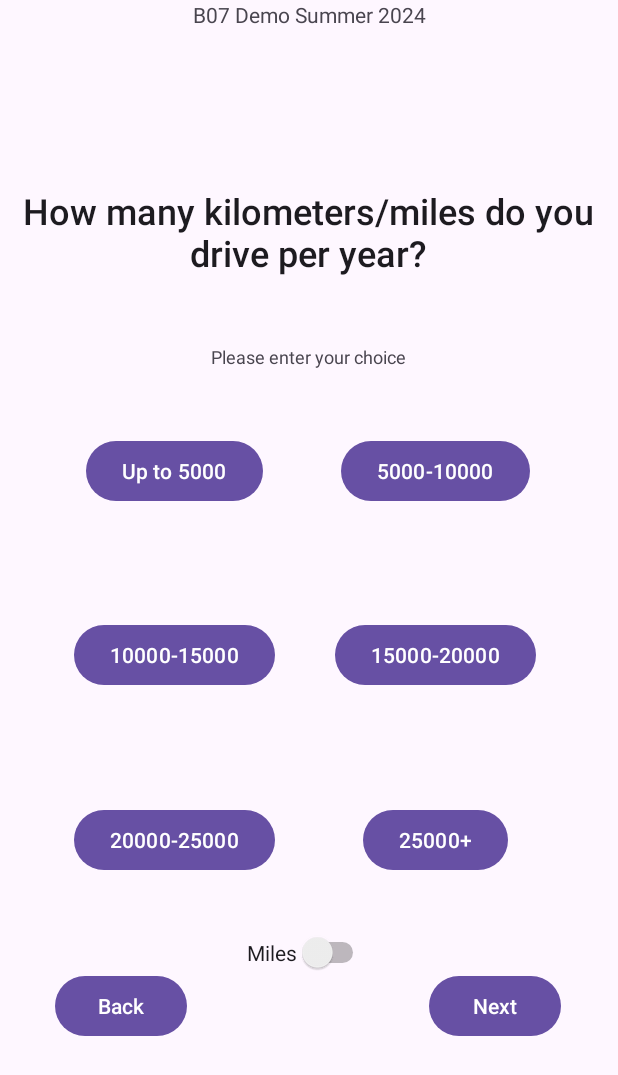
After one commit to jjkader/B07Project, an Android app: the fragment ACQ3Fragment placed in its activity, on a phone screen of 412 x 824 dp. The commit adds this screen. Shown: the top 1075 px of the screen. Run offline under Robolectric (Android 15) with nearby library versions, the phone set to English and light mode, and no system bars; our stand-ins replace Firebase (no records; nobody signed in at launch, a user with empty details on screens opened directly).

Commit message:
feat: Added Question 3, added LoadFragment superclass

```diff
--- /dev/null
+++ b/app/src/main/java/com/example/b07demosummer2024/AnnualCarbon/ACQ3Fragment.java
@@ -0,0 +1,160 @@
+package com.example.b07demosummer2024.AnnualCarbon;
+
+import android.os.Bundle;
+
+import androidx.annotation.NonNull;
+import androidx.annotation.Nullable;
+import androidx.fragment.app.Fragment;
+
+import android.view.LayoutInflater;
+import android.view.View;
+import android.view.ViewGroup;
+import android.widget.Button;
+import android.widget.CompoundButton;
+import android.widget.TextView;
+import android.widget.Switch;
+
+import com.example.b07demosummer2024.R;
+
+public class ACQ3Fragment extends LoadFragment {
+
+
+    public ACQ3Fragment() {
+        // Required empty public constructor
+    }
+
+    @Override
+    public View onCreateView(@NonNull LayoutInflater inflater, @Nullable ViewGroup container, @Nullable Bundle savedInstanceState) {
+        View view = inflater.inflate(R.layout.fragment_a_c_q3, container, false);
+
+        Switch miles =  view.findViewById(R.id.Q3Miles);
+        TextView textview = view.findViewById(R.id.Q3Response);
+        Button Op1 = view.findViewById(R.id.Q35000);
+        Button Op2 = view.findViewById(R.id.Q310000);
+        Button Op3 = view.findViewById(R.id.Q315000);
+        Button Op4 = view.findViewById(R.id.Q320000);
+        Button Op5 = view.findViewById(R.id.Q325000);
+        Button Op6 = view.findViewById(R.id.Q335000);
+        Button back = view.findViewById(R.id.Q3Back);
+
+        set(textview, AnnualCarbonInformation.PersonalVehicleUse, AnnualCarbonInformation.PVU, 2);
+        if (AnnualCarbonInformation.PersonalVehicleUse[2] != 0){
+            String kmm = " kilometers/miles";
+            textview.append(kmm);
+        }
+
+
+        miles.setOnCheckedChangeListener(new CompoundButton.OnCheckedChangeListener() {
+            @Override
+            public void onCheckedChanged(CompoundButton buttonView, boolean isChecked) {
+                if (isChecked == true){
+                    String text1 = "Up to 3000";
+                    String text2 = "3000-6000";
+                    String text3 = "6000-9000";
+                    String text4 = "9000-12000";
+                    String text5 = "12000-15000";
+                    String text6 = "15000+";
+                    Op1.setText(text1);
+                    Op2.setText(text2);
+                    Op3.setText(text3);
+                    Op4.setText(text4);
+                    Op5.setText(text5);
+                    Op6.setText(text6);
+                }
+                else{
+                    String text1 = "Up to 5000";
+                    String text2 = "5000-10000";
+                    String text3 = "10000-15000";
+                    String text4 = "15000-20000";
+                    String text5 = "20000-25000";
+                    String text6 = "25000+";
+                    Op1.setText(text1);
+                    Op2.setText(text2);
+                    Op3.setText(text3);
+                    Op4.setText(text4);
+                    Op5.setText(text5);
+                    Op6.setText(text6);
+                }
+            }
+        });
+
+        Op1.setOnClickListener(new View.OnClickListener(){
+            @Override
+            public void onClick(View V){
+                AnnualCarbonInformation.PersonalVehicleUse[2] = 1;
+                AnnualCarbonInformation.PVU[2] = "Up to 5000/3000";
+                set(textview, AnnualCarbonInformation.PersonalVehicleUse, AnnualCarbonInformation.PVU, 2);
+                String kmm = " kilometers/miles";
+                textview.append(kmm);
+            }
+        });
+
+        Op2.setOnClickListener(new View.OnClickListener(){
+            @Override
+            public void onClick(View V){
+                AnnualCarbonInformation.PersonalVehicleUse[2] = 2;
+                AnnualCarbonInformation.PVU[2] = "5000-10000/3000-6000";
+                set(textview, AnnualCarbonInformation.PersonalVehicleUse, AnnualCarbonInformation.PVU, 2);
+                String kmm = " kilometers/miles";
+                textview.append(kmm);
+            }
+        });
+
+        Op3.setOnClickListener(new View.OnClickListener(){
+            @Override
+            public void onClick(View V){
+                AnnualCarbonInformation.PersonalVehicleUse[2] = 3;
+                AnnualCarbonInformation.PVU[2] = "10000-15000/6000-9000";
+                set(textview, AnnualCarbonInformation.PersonalVehicleUse, AnnualCarbonInformation.PVU, 2);
+                String kmm = " kilometers/miles";
+                textview.append(kmm);
+            }
+        });
+
+        Op4.setOnClickListener(new View.OnClickListener(){
+            @Override
+            public void onClick(View V){
+                AnnualCarbonInformation.PersonalVehicleUse[2] = 1;
+                AnnualCarbonInformation.PVU[2] = "15000-20000/9000-12000";
+                set(textview, AnnualCarbonInformation.PersonalVehicleUse, AnnualCarbonInformation.PVU, 2);
+                String kmm = " kilometers/miles";
+                textview.append(kmm);
+            }
+        });
+
+        Op5.setOnClickListener(new View.OnClickListener(){
+            @Override
+            public void onClick(View V){
+                AnnualCarbonInformation.PersonalVehicleUse[2] = 1;
+                AnnualCarbonInformation.PVU[2] = "20000-25000/12000-15000";
+                set(textview, AnnualCarbonInformation.PersonalVehicleUse, AnnualCarbonInformation.PVU, 2);
+                String kmm = " kilometers/miles";
+                textview.append(kmm);
+            }
+        });
+
+        Op6.setOnClickListener(new View.OnClickListener(){
+            @Override
+            public void onClick(View V){
+                AnnualCarbonInformation.PersonalVehicleUse[2] = 1;
+                AnnualCarbonInformation.PVU[2] = "25000+/15000+";
+                set(textview, AnnualCarbonInformation.PersonalVehicleUse, AnnualCarbonInformation.PVU, 2);
+                String kmm = " kilometers/miles";
+                textview.append(kmm);
+            }
+        });
+
+        back.setOnClickListener(new View.OnClickListener() {
+            @Override
+            public void onClick(View v) {
+                loadFragment(new ACQ2Fragment());
+            }
+
+        });
+
+
+        return view;
+    }
+
+
+}
--- /dev/null
+++ b/app/src/main/java/com/example/b07demosummer2024/AnnualCarbon/LoadFragment.java
@@ -0,0 +1,34 @@
+package com.example.b07demosummer2024.AnnualCarbon;
+import android.os.Bundle;
+
+import androidx.annotation.NonNull;
+import androidx.annotation.Nullable;
+import androidx.fragment.app.Fragment;
+import androidx.fragment.app.FragmentTransaction;
+
+import android.view.LayoutInflater;
+import android.view.View;
+import android.view.ViewGroup;
+import android.widget.Button;
+import android.widget.TextView;
+import com.example.b07demosummer2024.R;
+
+public class LoadFragment extends Fragment{
+    public void loadFragment(Fragment fragment) {
+        FragmentTransaction transaction = getParentFragmentManager().beginTransaction();
+        transaction.replace(R.id.fragment_container, fragment);
+        transaction.addToBackStack(null);
+        transaction.commit();
+    }
+
+    public void set(TextView View, int[] arr, String[] response, int index){
+        String text;
+        if (arr[index] == 0){
+            text = "Please enter your choice";
+        }
+        else{
+            text = "You have selected: " + response[index];
+        }
+        View.setText(text);
+    }
+}
--- a/app/src/main/res/layout/fragment_a_c_q2.xml
+++ b/app/src/main/res/layout/fragment_a_c_q2.xml
@@ -12,6 +12,7 @@
         android:id="@+id/Question2"
         android:layout_width="wrap_content"
         android:layout_height="wrap_content"
+        android:gravity="center"
         android:text="What type of car do you drive?"
         android:textAppearance="@style/TextAppearance.AppCompat.Body2"
         android:textSize="24sp"
@@ -72,7 +73,7 @@
         app:layout_constraintEnd_toEndOf="@+id/Q2Electric"
         app:layout_constraintStart_toStartOf="@+id/Q2Hybrid"
         app:layout_constraintTop_toBottomOf="@+id/Q2Electric"
-        app:layout_constraintVertical_bias="0.25" />
+        app:layout_constraintVertical_bias="0.20" />
 
     <Button
         android:id="@+id/Q2Next"
--- /dev/null
+++ b/app/src/main/res/layout/fragment_a_c_q3.xml
@@ -0,0 +1,131 @@
+<?xml version="1.0" encoding="utf-8"?>
+<androidx.constraintlayout.widget.ConstraintLayout xmlns:android="http://schemas.android.com/apk/res/android"
+    xmlns:app="http://schemas.android.com/apk/res-auto"
+    xmlns:tools="http://schemas.android.com/tools"
+    android:id="@+id/frameLayout"
+    android:layout_width="match_parent"
+    android:layout_height="match_parent"
+    tools:context=".AnnualCarbon.ACQ3Fragment" >
+
+    <TextView
+        android:id="@+id/Question3"
+        android:layout_width="wrap_content"
+        android:layout_height="wrap_content"
+        android:gravity="center"
+        android:text="How many kilometers/miles do you drive per year?"
+        android:textAppearance="@style/TextAppearance.AppCompat.Body2"
+        android:textSize="24sp"
+        app:layout_constraintBottom_toBottomOf="parent"
+        app:layout_constraintEnd_toEndOf="parent"
+        app:layout_constraintStart_toStartOf="parent"
+        app:layout_constraintTop_toTopOf="parent"
+        app:layout_constraintVertical_bias="0.1" />
+
+    <Button
+        android:id="@+id/Q35000"
+        android:layout_width="wrap_content"
+        android:layout_height="wrap_content"
+        android:text="Up to 5000"
+        app:layout_constraintBottom_toBottomOf="parent"
+        app:layout_constraintEnd_toStartOf="@+id/Q310000"
+        app:layout_constraintStart_toStartOf="parent"
+        app:layout_constraintTop_toBottomOf="@+id/Question3"
+        app:layout_constraintVertical_bias="0.2" />
+
+    <Button
+        android:id="@+id/Q310000"
+        android:layout_width="wrap_content"
+        android:layout_height="wrap_content"
+        android:text="5000-10000"
+        app:layout_constraintBottom_toBottomOf="@+id/Q35000"
+        app:layout_constraintEnd_toEndOf="parent"
+        app:layout_constraintStart_toEndOf="@+id/Q35000"
+        app:layout_constraintTop_toTopOf="@+id/Q35000" />
+
+    <Button
+        android:id="@+id/Q315000"
+        android:layout_width="wrap_content"
+        android:layout_height="wrap_content"
+        android:text="10000-15000"
+        app:layout_constraintBottom_toBottomOf="parent"
+        app:layout_constraintEnd_toEndOf="@+id/Q35000"
+        app:layout_constraintStart_toStartOf="@+id/Q35000"
+        app:layout_constraintTop_toBottomOf="@+id/Q35000"
+        app:layout_constraintVertical_bias="0.20" />
+
+    <Button
+        android:id="@+id/Q320000"
+        android:layout_width="wrap_content"
+        android:layout_height="wrap_content"
+        android:text="15000-20000"
+        app:layout_constraintBottom_toBottomOf="@id/Q315000"
+        app:layout_constraintEnd_toEndOf="@+id/Q310000"
+        app:layout_constraintStart_toStartOf="@+id/Q310000"
+        app:layout_constraintTop_toTopOf="@id/Q315000" />
+
+    <Switch
+        android:id="@+id/Q3Miles"
+        android:layout_width="wrap_content"
+        android:layout_height="wrap_content"
+        android:text="Miles"
+        app:layout_constraintBottom_toBottomOf="parent"
+        app:layout_constraintEnd_toEndOf="parent"
+        app:layout_constraintStart_toStartOf="parent"
+        app:layout_constraintTop_toBottomOf="@+id/Q325000"
+        app:layout_constraintVertical_bias="0.25" />
+
+    <Button
+        android:id="@+id/Q325000"
+        android:layout_width="wrap_content"
+        android:layout_height="wrap_content"
+        android:text="20000-25000"
+        app:layout_constraintBottom_toBottomOf="parent"
+        app:layout_constraintEnd_toEndOf="@+id/Q315000"
+        app:layout_constraintStart_toStartOf="@+id/Q315000"
+        app:layout_constraintTop_toBottomOf="@+id/Q315000"
+        app:layout_constraintVertical_bias="0.30" />
+
+    <Button
+        android:id="@+id/Q335000"
+        android:layout_width="wrap_content"
+        android:layout_height="wrap_content"
+        android:text="25000+"
+        app:layout_constraintBottom_toBottomOf="@+id/Q325000"
+        app:layout_constraintEnd_toEndOf="@+id/Q320000"
+        app:layout_constraintStart_toStartOf="@+id/Q320000"
+        app:layout_constraintTop_toTopOf="@+id/Q325000" />
+
+    <TextView
+        android:id="@+id/Q3Response"
+        android:layout_width="wrap_content"
+        android:layout_height="wrap_content"
+        android:textSize="12sp"
+        app:layout_constraintBottom_toTopOf="@+id/Q35000"
+        app:layout_constraintEnd_toEndOf="parent"
+        app:layout_constraintStart_toStartOf="parent"
+        app:layout_constraintTop_toBottomOf="@+id/Question3" />
+
+    <Button
+        android:id="@+id/Q3Next"
+        android:layout_width="wrap_content"
+        android:layout_height="wrap_content"
+        android:text="Next"
+        app:layout_constraintBottom_toBottomOf="parent"
+        app:layout_constraintEnd_toEndOf="parent"
+        app:layout_constraintHorizontal_bias="0.90"
+        app:layout_constraintStart_toStartOf="parent"
+        app:layout_constraintTop_toTopOf="parent"
+        app:layout_constraintVertical_bias="0.90" />
+
+    <Button
+        android:id="@+id/Q3Back"
+        android:layout_width="wrap_content"
+        android:layout_height="wrap_content"
+        android:text="Back"
+        app:layout_constraintBottom_toBottomOf="@+id/Q3Next"
+        app:layout_constraintEnd_toEndOf="parent"
+        app:layout_constraintHorizontal_bias="0.1"
+        app:layout_constraintStart_toStartOf="parent"
+        app:layout_constraintTop_toTopOf="@+id/Q3Next" />
+
+</androidx.constraintlayout.widget.ConstraintLayout>
```
Also changed, not shown: app/src/main/java/com/example/b07demosummer2024/AnnualCarbon/ACQ1Fragment.java (+5 -21 lines), app/src/main/java/com/example/b07demosummer2024/AnnualCarbon/ACQ2Fragment.java (+9 -27 lines).
